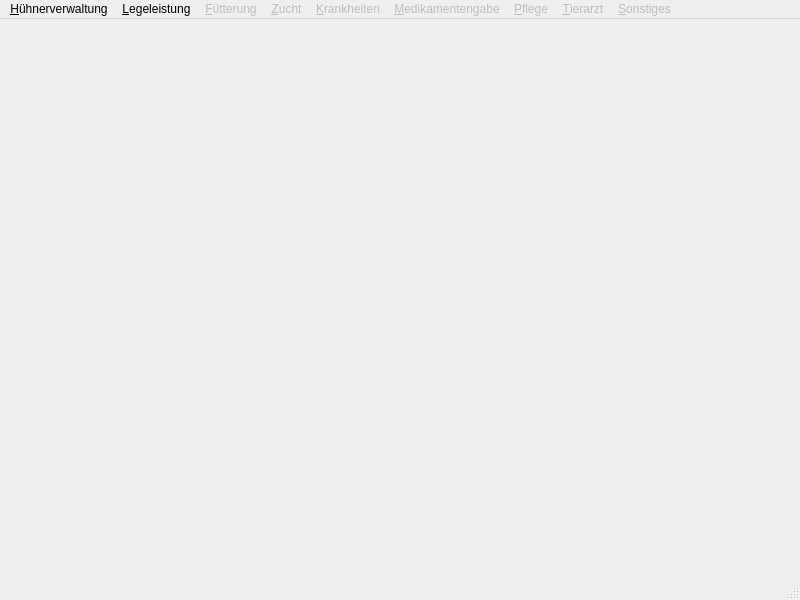
Qt form mainwindow.ui (wangwenyao2019/huehnerManager) before a commit.
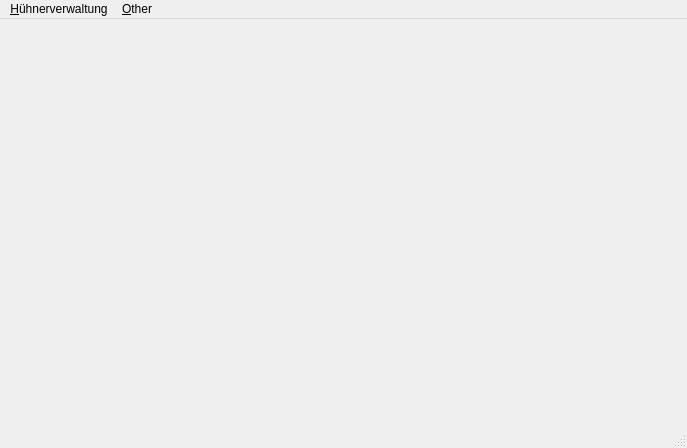
The same form after that commit.

Diff of the .ui file:
```diff
--- a/mainwindow.ui
+++ b/mainwindow.ui
@@ -9,8 +9,8 @@
    <rect>
     <x>0</x>
     <y>0</y>
-    <width>800</width>
-    <height>600</height>
+    <width>687</width>
+    <height>448</height>
    </rect>
   </property>
   <property name="windowTitle">
@@ -22,7 +22,7 @@
     <rect>
      <x>0</x>
      <y>0</y>
-     <width>800</width>
+     <width>687</width>
      <height>21</height>
     </rect>
    </property>
@@ -37,74 +37,18 @@
      <bool>true</bool>
     </property>
     <property name="title">
-     <string>&amp;Legeleistung</string>
+     <string>&amp;Other</string>
     </property>
-   </widget>
-   <widget class="QMenu" name="menu_Fuetterung">
-    <property name="enabled">
-     <bool>false</bool>
-    </property>
-    <property name="title">
-     <string>&amp;Fütterung</string>
-    </property>
-   </widget>
-   <widget class="QMenu" name="menu_Zucht">
-    <property name="enabled">
-     <bool>false</bool>
-    </property>
-    <property name="title">
-     <string>&amp;Zucht</string>
-    </property>
-   </widget>
-   <widget class="QMenu" name="menu_Krankheiten">
-    <property name="enabled">
-     <bool>false</bool>
-    </property>
-    <property name="title">
-     <string>&amp;Krankheiten</string>
-    </property>
-   </widget>
-   <widget class="QMenu" name="menu_Medikamentengabe">
-    <property name="enabled">
-     <bool>false</bool>
-    </property>
-    <property name="title">
-     <string>&amp;Medikamentengabe</string>
-    </property>
-   </widget>
-   <widget class="QMenu" name="menu_Pflege">
-    <property name="enabled">
-     <bool>false</bool>
-    </property>
-    <property name="title">
-     <string>&amp;Pflege</string>
-    </property>
-   </widget>
-   <widget class="QMenu" name="menu_Tierarzt">
-    <property name="enabled">
-     <bool>false</bool>
-    </property>
-    <property name="title">
-     <string>&amp;Tierarzt</string>
-    </property>
-   </widget>
-   <widget class="QMenu" name="menu_Sonstiges">
-    <property name="enabled">
-     <bool>false</bool>
-    </property>
-    <property name="title">
-     <string>&amp;Sonstiges</string>
-    </property>
+    <addaction name="actionFuetterung"/>
+    <addaction name="actionZucht"/>
+    <addaction name="actionKrankheit"/>
+    <addaction name="actionMedikamentengabe"/>
+    <addaction name="actionPflege"/>
+    <addaction name="actionTierarzt"/>
+    <addaction name="actionSonstiges"/>
    </widget>
    <addaction name="menu_Huehnerverwaltung"/>
    <addaction name="menu_Legeleistung"/>
-   <addaction name="menu_Fuetterung"/>
-   <addaction name="menu_Zucht"/>
-   <addaction name="menu_Krankheiten"/>
-   <addaction name="menu_Medikamentengabe"/>
-   <addaction name="menu_Pflege"/>
-   <addaction name="menu_Tierarzt"/>
-   <addaction name="menu_Sonstiges"/>
   </widget>
   <widget class="QStatusBar" name="statusbar"/>
   <action name="action_Datenzeigen">
```
Left out of the diff: 68 changed lines with no effect on the pictures.
